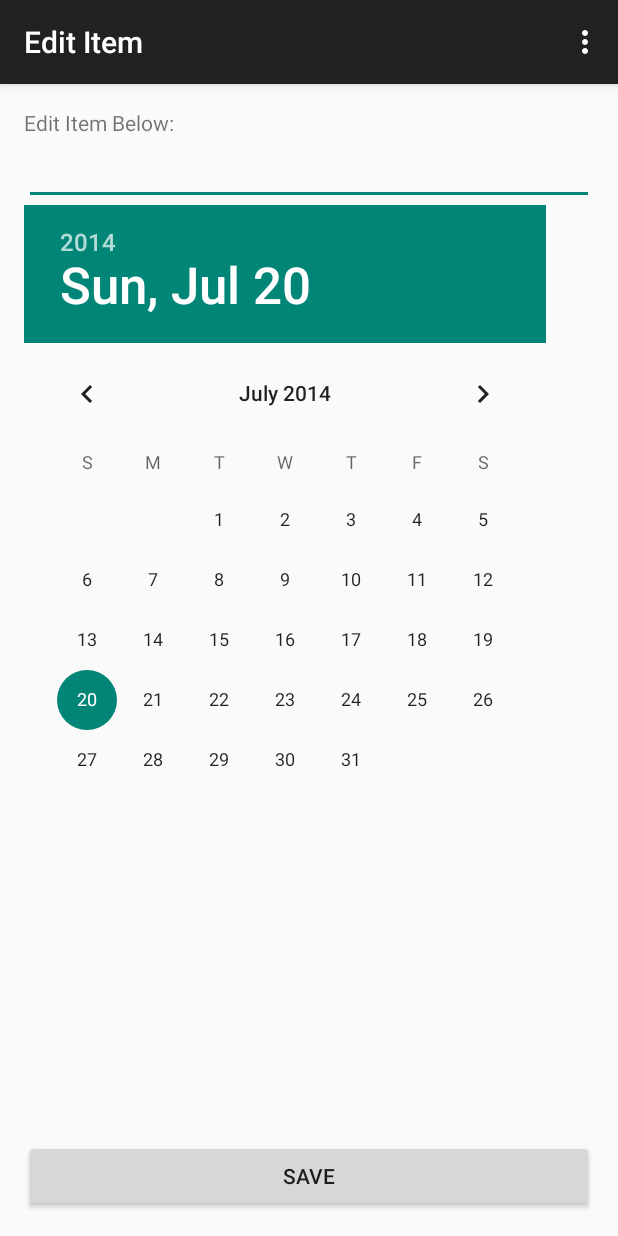
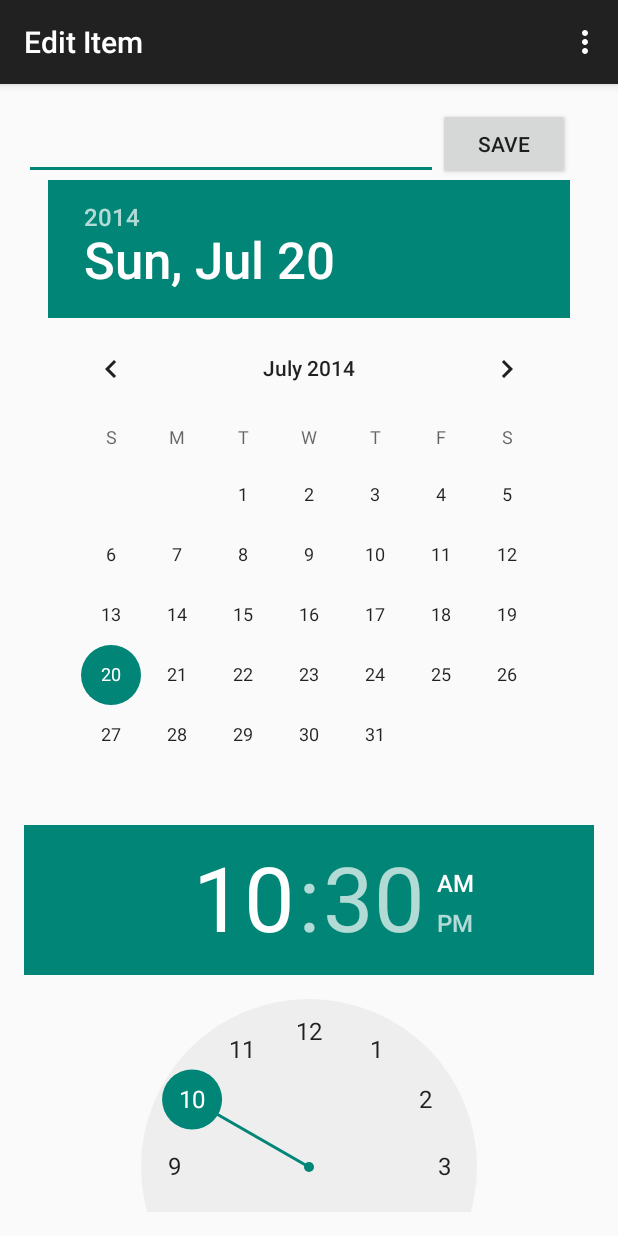
Before and after one commit to TomHarte/AndroidTODOList, an Android app: the screen it shows after launch (EditItemActivity), after a tap on an icon or button, on a phone screen of 412 x 824 dp. Run offline under Robolectric (Android 15) with nearby library versions, the phone set to English and light mode, and no system bars; 1 other tap on this screen came first.

Commit message:
Added time selection to the edit item activity.

```diff
--- a/app/src/main/java/com/thomasharte/view/EditItemActivity.java
+++ b/app/src/main/java/com/thomasharte/view/EditItemActivity.java
@@ -8,6 +8,7 @@ import android.view.MenuItem;
 import android.view.View;
 import android.widget.DatePicker;
 import android.widget.EditText;
+import android.widget.TimePicker;
 
 import com.thomasharte.model.TodoItem;
 import com.thomasharte.todo.R;
@@ -36,9 +37,8 @@ public class EditItemActivity extends ActionBarActivity {
         EditText etItem = (EditText)findViewById(R.id.etItem);
         etItem.setText(item.getDescription());
 
-        // also populate the date picker, using the user's Calendar to separate
-        // the date into day/month/year
-        DatePicker dpPicker = (DatePicker)findViewById(R.id.dpDate);
+        // use the user's selected calendar to break the item's date
+        // into year, month, day, hour and minute
         Date date = item.getDate();
         Calendar calendar = Calendar.getInstance();
         calendar.setTime(date);
@@ -46,7 +46,17 @@ public class EditItemActivity extends ActionBarActivity {
         int year = calendar.get(Calendar.YEAR);
         int month = calendar.get(Calendar.MONTH);
         int day = calendar.get(Calendar.DAY_OF_MONTH);
+        int hour = calendar.get(Calendar.HOUR);
+        int minute = calendar.get(Calendar.MINUTE);
+
+        // push the year, month, day to the date picker
+        DatePicker dpPicker = (DatePicker)findViewById(R.id.dpDate);
         dpPicker.updateDate(year, month, day);
+
+        // push the minute, hour to the time picker
+        TimePicker tpPicker = (TimePicker)findViewById(R.id.tpTime);
+        tpPicker.setCurrentHour(hour);
+        tpPicker.setCurrentMinute(minute);
     }
 
 
@@ -55,9 +65,10 @@ public class EditItemActivity extends ActionBarActivity {
         EditText etItem = (EditText)findViewById(R.id.etItem);
         String description = etItem.getText().toString();
 
-        // ... also get a date
+        // get year, month, day from the date picker
         DatePicker dpPicker = (DatePicker)findViewById(R.id.dpDate);
-        Calendar calendar = Calendar.getInstance();
+        int day = dpPicker.getDayOfMonth();
+        int year = dpPicker.getYear();
         int month = Calendar.JANUARY;
         // there's the whiff of extreme desperation here for a reason:
         // DatePicker returns an int, Calendar wants an int but I can't
@@ -79,7 +90,15 @@ public class EditItemActivity extends ActionBarActivity {
             case 10: month = Calendar.NOVEMBER; break;
             case 11: month = Calendar.DECEMBER; break;
         }
-        calendar.set(dpPicker.getYear(), month, dpPicker.getDayOfMonth());
+
+        // get hour and minute from the time picker
+        TimePicker tpPicker = (TimePicker)findViewById(R.id.tpTime);
+        int hour = tpPicker.getCurrentHour();
+        int minute = tpPicker.getCurrentMinute();
+
+        // use the user's calendar to map to a date
+        Calendar calendar = Calendar.getInstance();
+        calendar.set(year, month, day, hour, minute);
         Date date = calendar.getTime();
 
         // we can report that this activity ended ok, with the generated
--- a/app/src/main/res/layout/activity_edit_item.xml
+++ b/app/src/main/res/layout/activity_edit_item.xml
@@ -8,24 +8,16 @@
     android:paddingBottom="@dimen/activity_vertical_margin"
     tools:context="com.thomasharte.view.EditItemActivity">
 
-    <TextView
-        android:layout_width="wrap_content"
-        android:layout_height="wrap_content"
-        android:text="Edit Item Below:"
-        android:id="@+id/textView"
-        android:layout_alignParentTop="true"
-        android:layout_alignParentLeft="true"
-        android:layout_alignParentStart="true" />
-
     <EditText
         android:layout_width="wrap_content"
         android:layout_height="wrap_content"
         android:id="@+id/etItem"
-        android:layout_below="@+id/textView"
+        android:layout_toLeftOf="@+id/btnSave"
+        android:layout_toStartOf="@+id/btnSave"
+        android:layout_alignBottom="@+id/btnSave"
         android:layout_alignParentLeft="true"
         android:layout_alignParentStart="true"
-        android:layout_alignParentRight="true"
-        android:layout_alignParentEnd="true" />
+        android:layout_alignParentTop="true" />
 
     <Button
         android:layout_width="wrap_content"
@@ -33,18 +25,22 @@
         android:text="Save"
         android:id="@+id/btnSave"
         android:onClick="saveTodoItem"
-        android:layout_alignParentBottom="true"
-        android:layout_alignParentLeft="true"
-        android:layout_alignParentStart="true"
-        android:layout_alignParentRight="true"
-        android:layout_alignParentEnd="true" />
+        android:layout_alignParentTop="true"
+        android:layout_alignRight="@+id/dpDate"
+        android:layout_alignEnd="@+id/dpDate" />
 
     <DatePicker
         android:layout_width="wrap_content"
         android:layout_height="wrap_content"
         android:id="@+id/dpDate"
         android:layout_below="@+id/etItem"
-        android:layout_alignParentLeft="true"
-        android:layout_alignParentStart="true" />
+        android:layout_centerHorizontal="true" />
+
+    <TimePicker
+        android:layout_width="wrap_content"
+        android:layout_height="wrap_content"
+        android:id="@+id/tpTime"
+        android:layout_below="@+id/dpDate"
+        android:layout_centerHorizontal="true" />
 
 </RelativeLayout>
```
